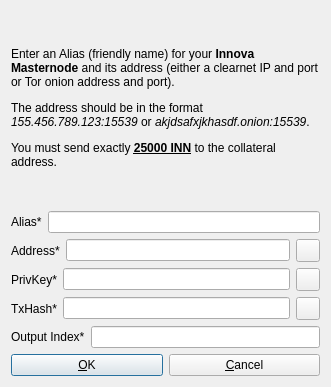
The window that src/qt/forms/addeditadrenalinenode.ui (innova-foundation/innova) describes before a commit, drawn with Qt 5.
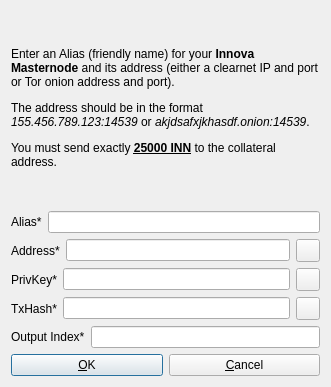
The same window after the commit. Icons and pictures are not drawn.

Commit message: Read Me change and Fortuna Stake Port Text Fix

The edit to the form file:
```diff
--- a/src/qt/forms/addeditadrenalinenode.ui
+++ b/src/qt/forms/addeditadrenalinenode.ui
@@ -26,7 +26,7 @@
       </sizepolicy>
      </property>
      <property name="text">
-      <string>&lt;html&gt;&lt;head/&gt;&lt;body&gt;&lt;p&gt;Enter an Alias (friendly name) for your &lt;span style=&quot; font-weight:600;&quot;&gt;Innova Masternode&lt;/span&gt; and its address (either a clearnet IP and port or Tor onion address and port).&lt;/p&gt;&lt;p&gt;The address should be in the format &lt;span style=&quot; font-style:italic;&quot;&gt;155.456.789.123:15539&lt;/span&gt; or &lt;span style=&quot; font-style:italic;&quot;&gt;akjdsafxjkhasdf.onion:15539&lt;/span&gt;. &lt;/p&gt;&lt;p&gt;You must send exactly &lt;span style=&quot; font-weight:600; text-decoration: underline;&quot;&gt;25000 INN&lt;/span&gt; to the collateral address.&lt;/p&gt;&lt;/body&gt;&lt;/html&gt;</string>
+      <string>&lt;html&gt;&lt;head/&gt;&lt;body&gt;&lt;p&gt;Enter an Alias (friendly name) for your &lt;span style=&quot; font-weight:600;&quot;&gt;Innova Masternode&lt;/span&gt; and its address (either a clearnet IP and port or Tor onion address and port).&lt;/p&gt;&lt;p&gt;The address should be in the format &lt;span style=&quot; font-style:italic;&quot;&gt;155.456.789.123:14539&lt;/span&gt; or &lt;span style=&quot; font-style:italic;&quot;&gt;akjdsafxjkhasdf.onion:14539&lt;/span&gt;. &lt;/p&gt;&lt;p&gt;You must send exactly &lt;span style=&quot; font-weight:600; text-decoration: underline;&quot;&gt;25000 INN&lt;/span&gt; to the collateral address.&lt;/p&gt;&lt;/body&gt;&lt;/html&gt;</string>
      </property>
      <property name="wordWrap">
       <bool>true</bool>
```
The commit also changes 1 other file.
